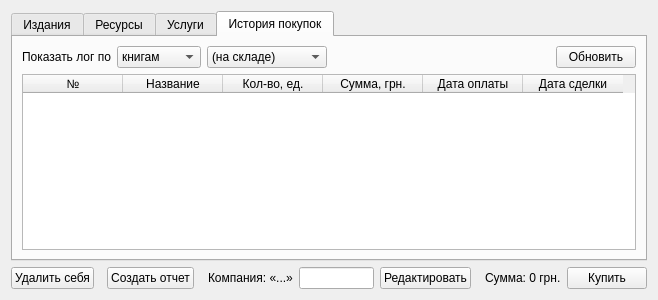
Above: eclient.ui from werwolf/ExLibris before the change. Below: the same form after it.
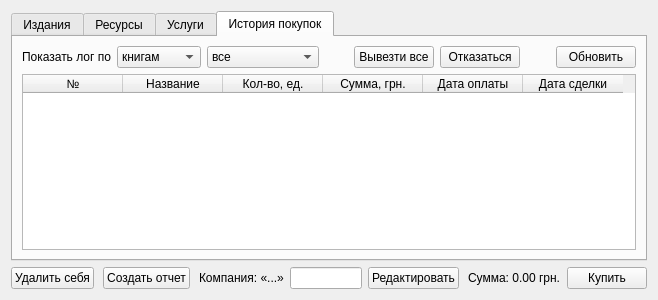
That is the form after the change. The open tabs and pages were chosen to show the change.

What changed in the file:
```diff
--- a/eclient.ui
+++ b/eclient.ui
@@ -406,21 +406,21 @@
           </widget>
          </item>
          <item>
-          <widget class="QComboBox" name="comboBox">
+          <widget class="QComboBox" name="logResFilter_cbx">
            <property name="minimumSize">
             <size>
-             <width>120</width>
+             <width>90</width>
              <height>0</height>
             </size>
            </property>
            <item>
             <property name="text">
-             <string>(на складе)</string>
+             <string>все</string>
             </property>
            </item>
            <item>
             <property name="text">
-             <string>(все)</string>
+             <string>требуют вывоза</string>
             </property>
            </item>
           </widget>
@@ -438,6 +438,33 @@
            </property>
           </spacer>
          </item>
+         <item>
+          <widget class="QPushButton" name="exportRes_btn">
+           <property name="text">
+            <string>Вывезти все</string>
+           </property>
+          </widget>
+         </item>
+         <item>
+          <widget class="QPushButton" name="refuseRes_btn">
+           <property name="text">
+            <string>Отказаться</string>
+           </property>
+          </widget>
+         </item>
+         <item>
+          <spacer name="horizontalSpacer_8">
+           <property name="orientation">
+            <enum>Qt::Horizontal</enum>
+           </property>
+           <property name="sizeHint" stdset="0">
+            <size>
+             <width>40</width>
+             <height>20</height>
+            </size>
+           </property>
+          </spacer>
+         </item>
          <item>
           <widget class="QPushButton" name="logUpdate_btn">
            <property name="text">
@@ -582,7 +609,7 @@
      <item>
       <widget class="QLabel" name="sum_lbl">
        <property name="text">
-        <string>Сумма: 0 грн.</string>
+        <string>Сумма: 0.00 грн.</string>
        </property>
       </widget>
      </item>
```
